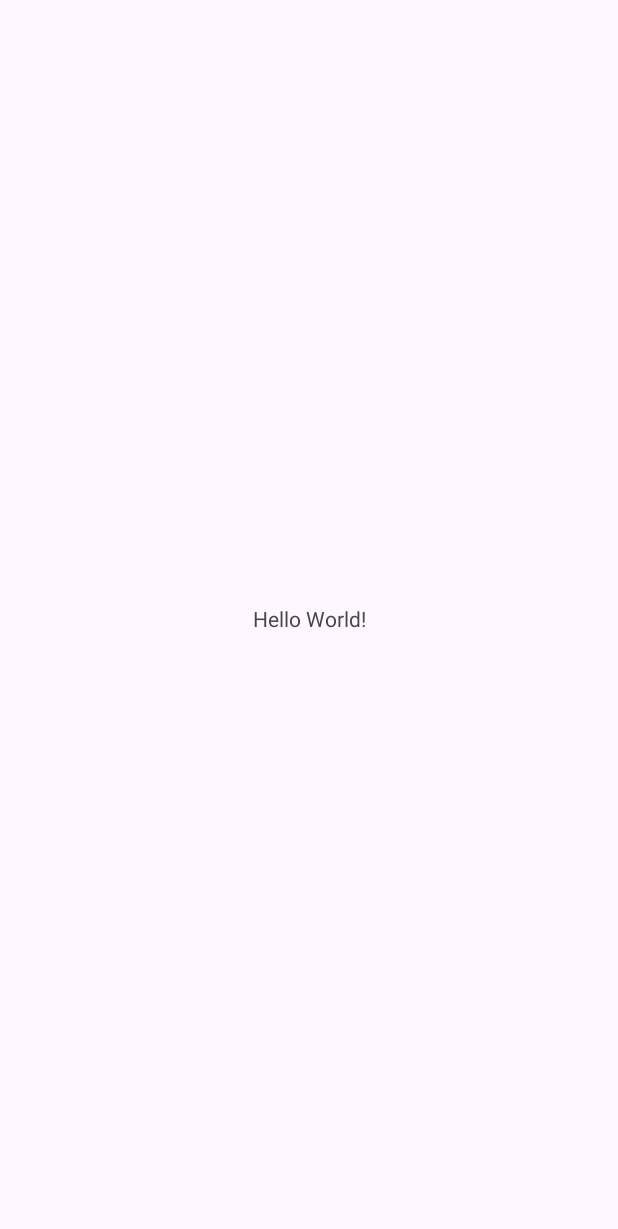
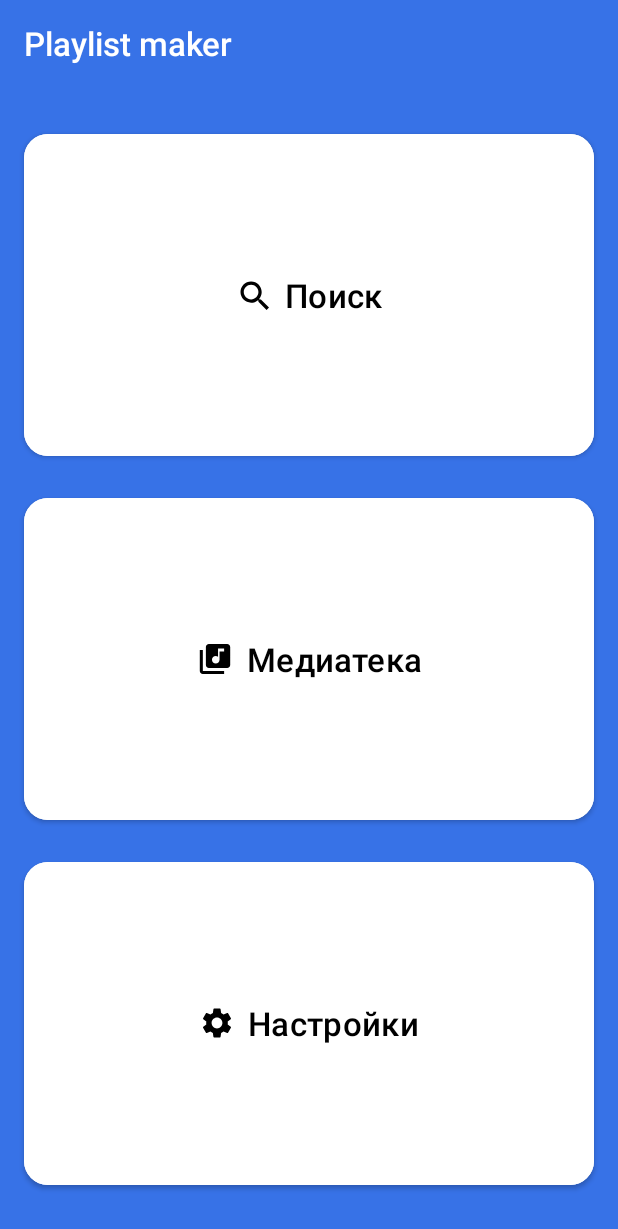
Before and after one commit to smirnovadev/PlaylistMaker, an Android app: the screen it shows after launch (MainActivity), on a phone screen of 412 x 824 dp. Before the commit the part shown is almost empty. Shown: the top 1229 px of the screen. Run offline under Robolectric (Android 15) with nearby library versions, the phone set to English and light mode, and no system bars.

Commit message:
New screens created: 1. Main 2. Settings 3. Music 4. Search

```diff
--- a/app/src/main/java/com/example/playlistmaker/MainActivity.kt
+++ b/app/src/main/java/com/example/playlistmaker/MainActivity.kt
@@ -1,11 +1,32 @@
 package com.example.playlistmaker
 
+import android.content.Intent
+import android.os.Bundle
+import android.widget.Button
 import androidx.appcompat.app.AppCompatActivity
-import android.os.Bundle
 
 class MainActivity : AppCompatActivity() {
     override fun onCreate(savedInstanceState: Bundle?) {
         super.onCreate(savedInstanceState)
         setContentView(R.layout.activity_main)
+        val imageSearch = findViewById<Button>(R.id.search)
+        imageSearch.setOnClickListener{
+            val searchIntent = Intent(this, SearchActivity::class.java)
+            startActivity(searchIntent)
+        }
+
+        val imageMusic = findViewById<Button>(R.id.music)
+        imageMusic.setOnClickListener{
+            val musicIntent = Intent(this, MusicActivity::class.java)
+            startActivity(musicIntent)
+        }
+
+        val imageSetting = findViewById<Button>(R.id.setting)
+        imageSetting.setOnClickListener{
+            val searchIntent = Intent(this, SettingsActivity::class.java)
+            startActivity(searchIntent)
+        }
+
+
     }
 }
--- /dev/null
+++ b/app/src/main/res/drawable/ic_music_vector.xml
@@ -0,0 +1,9 @@
+<vector xmlns:android="http://schemas.android.com/apk/res/android"
+    android:width="25dp"
+    android:height="24dp"
+    android:viewportWidth="25"
+    android:viewportHeight="24">
+  <path
+      android:pathData="M20.5,2H8.5C7.4,2 6.5,2.9 6.5,4V16C6.5,17.1 7.4,18 8.5,18H20.5C21.6,18 22.5,17.1 22.5,16V4C22.5,2.9 21.6,2 20.5,2ZM18.5,7H15.5V12.5C15.5,13.88 14.38,15 13,15C11.62,15 10.5,13.88 10.5,12.5C10.5,11.12 11.62,10 13,10C13.57,10 14.08,10.19 14.5,10.51V5H18.5V7ZM4.5,6H2.5V20C2.5,21.1 3.4,22 4.5,22H18.5V20H4.5V6Z"
+      android:fillColor="#1A1B22"/>
+</vector>
--- /dev/null
+++ b/app/src/main/res/drawable/ic_search_vector.xml
@@ -0,0 +1,9 @@
+<vector xmlns:android="http://schemas.android.com/apk/res/android"
+    android:width="24dp"
+    android:height="24dp"
+    android:viewportWidth="24"
+    android:viewportHeight="24">
+  <path
+      android:pathData="M16.579,14.95H15.721L15.417,14.656C16.481,13.418 17.122,11.81 17.122,10.061C17.122,6.161 13.961,3 10.061,3C6.161,3 3,6.161 3,10.061C3,13.961 6.161,17.122 10.061,17.122C11.81,17.122 13.418,16.481 14.656,15.417L14.95,15.721V16.579L20.381,22L22,20.381L16.579,14.95ZM10.061,14.95C7.356,14.95 5.173,12.766 5.173,10.061C5.173,7.356 7.356,5.173 10.061,5.173C12.766,5.173 14.95,7.356 14.95,10.061C14.95,12.766 12.766,14.95 10.061,14.95Z"
+      android:fillColor="#1A1B22"/>
+</vector>
--- /dev/null
+++ b/app/src/main/res/drawable/ic_settings_vector.xml
@@ -0,0 +1,11 @@
+<vector xmlns:android="http://schemas.android.com/apk/res/android"
+    xmlns:tools="http://schemas.android.com/tools"
+    android:width="24dp"
+    android:height="24dp"
+    android:viewportWidth="24"
+    android:viewportHeight="24">
+  <path
+      android:pathData="M19.14,12.94C19.18,12.64 19.2,12.33 19.2,12C19.2,11.68 19.18,11.36 19.13,11.06L21.16,9.48C21.34,9.34 21.39,9.07 21.28,8.87L19.36,5.55C19.24,5.33 18.99,5.26 18.77,5.33L16.38,6.29C15.88,5.91 15.35,5.59 14.76,5.35L14.4,2.81C14.36,2.57 14.16,2.4 13.92,2.4H10.08C9.84,2.4 9.65,2.57 9.61,2.81L9.25,5.35C8.66,5.59 8.12,5.92 7.63,6.29L5.24,5.33C5.02,5.25 4.77,5.33 4.65,5.55L2.74,8.87C2.62,9.08 2.66,9.34 2.86,9.48L4.89,11.06C4.84,11.36 4.8,11.69 4.8,12C4.8,12.31 4.82,12.64 4.87,12.94L2.84,14.52C2.66,14.66 2.61,14.93 2.72,15.13L4.64,18.45C4.76,18.67 5.01,18.74 5.23,18.67L7.62,17.71C8.12,18.09 8.65,18.41 9.24,18.65L9.6,21.19C9.65,21.43 9.84,21.6 10.08,21.6H13.92C14.16,21.6 14.36,21.43 14.39,21.19L14.75,18.65C15.34,18.41 15.88,18.09 16.37,17.71L18.76,18.67C18.98,18.75 19.23,18.67 19.35,18.45L21.27,15.13C21.39,14.91 21.34,14.66 21.15,14.52L19.14,12.94ZM12,15.6C10.02,15.6 8.4,13.98 8.4,12C8.4,10.02 10.02,8.4 12,8.4C13.98,8.4 15.6,10.02 15.6,12C15.6,13.98 13.98,15.6 12,15.6Z"
+      android:fillColor="#1A1B22"
+      tools:ignore="VectorPath" />
+</vector>
--- a/app/src/main/res/layout/activity_main.xml
+++ b/app/src/main/res/layout/activity_main.xml
@@ -1,18 +1,87 @@
 <?xml version="1.0" encoding="utf-8"?>
-<androidx.constraintlayout.widget.ConstraintLayout xmlns:android="http://schemas.android.com/apk/res/android"
+<LinearLayout xmlns:android="http://schemas.android.com/apk/res/android"
     xmlns:app="http://schemas.android.com/apk/res-auto"
-    xmlns:tools="http://schemas.android.com/tools"
     android:layout_width="match_parent"
     android:layout_height="match_parent"
-    tools:context=".MainActivity">
+    android:background="@color/sky_blue"
+    android:orientation="vertical">
 
     <TextView
         android:layout_width="wrap_content"
         android:layout_height="wrap_content"
-        android:text="Hello World!"
-        app:layout_constraintBottom_toBottomOf="parent"
-        app:layout_constraintEnd_toEndOf="parent"
-        app:layout_constraintStart_toStartOf="parent"
-        app:layout_constraintTop_toTopOf="parent" />
+        android:layout_margin="4dp"
+        android:fontFamily="sans-serif-medium"
+        android:lineHeight="26sp"
+        android:paddingStart="12dp"
+        android:paddingTop="10dp"
+        android:paddingEnd="62dp"
+        android:paddingBottom="12dp"
+        android:text="@string/playlist_maker"
+        android:textColor="@color/white"
+        android:textSize="@dimen/text_size_22sp" />
 
-</androidx.constraintlayout.widget.ConstraintLayout>
+    <Button
+        android:id="@+id/search"
+        android:layout_width="match_parent"
+        android:layout_height="0dp"
+        android:layout_marginStart="16dp"
+        android:layout_marginTop="24dp"
+        android:layout_marginEnd="16dp"
+        android:layout_marginBottom="16dp"
+        android:layout_weight="1"
+        android:backgroundTint="@color/white"
+        android:fontFamily="sans-serif-medium"
+        android:letterSpacing="0.01"
+        android:text="@string/Search"
+        android:textAllCaps="false"
+        android:textColor="@color/black"
+        android:textSize="@dimen/text_size_22sp"
+        app:cornerRadius="16dp"
+        app:icon="@drawable/ic_search_vector"
+        app:iconGravity="textStart"
+        app:iconPadding="8dp"
+        app:iconTint="@color/black" />
+
+    <Button
+        android:id="@+id/music"
+        android:layout_width="match_parent"
+        android:layout_height="0dp"
+        android:layout_marginStart="16dp"
+        android:layout_marginEnd="16dp"
+        android:layout_marginBottom="16dp"
+        android:layout_weight="1"
+        android:backgroundTint="@color/white"
+        android:fontFamily="sans-serif-medium"
+        android:letterSpacing="0.01"
+        android:text="@string/Media_library"
+        android:textAllCaps="false"
+        android:textColor="@color/black"
+        android:textSize="@dimen/text_size_22sp"
+        app:cornerRadius="16dp"
+        app:icon="@drawable/ic_music_vector"
+        app:iconGravity="textStart"
+        app:iconPadding="8dp"
+        app:iconTint="@color/black" />
+
+    <Button
+        android:id="@+id/setting"
+        android:layout_width="match_parent"
+        android:layout_height="0dp"
+        android:layout_marginStart="16dp"
+        android:layout_marginEnd="16dp"
+        android:layout_marginBottom="28dp"
+        android:layout_weight="1"
+        android:backgroundTint="@color/white"
+        android:fontFamily="sans-serif-medium"
+        android:letterSpacing="0.01"
+        android:text="@string/Setting"
+        android:textAllCaps="false"
+        android:textColor="@color/black"
+        android:textSize="@dimen/text_size_22sp"
+        app:cornerRadius="16dp"
+        app:icon="@drawable/ic_settings_vector"
+        app:iconGravity="textStart"
+        app:iconPadding="8dp"
+        app:iconTint="@color/black" />
+
+</LinearLayout>
--- a/app/src/main/res/values/colors.xml
+++ b/app/src/main/res/values/colors.xml
@@ -2,4 +2,5 @@
 <resources>
     <color name="black">#FF000000</color>
     <color name="white">#FFFFFFFF</color>
+    <color name="sky_blue">#3772E7</color>
 </resources>
--- /dev/null
+++ b/app/src/main/res/values/size.xml
@@ -0,0 +1,6 @@
+<?xml version="1.0" encoding="utf-8"?>
+
+<resources>
+    <dimen name="text_size_16sp">16sp</dimen>
+    <dimen name="text_size_22sp">22sp</dimen>
+</resources>
--- a/app/src/main/res/values/strings.xml
+++ b/app/src/main/res/values/strings.xml
@@ -1,3 +1,15 @@
 <resources>
     <string name="app_name">PlaylistMaker</string>
+    <string name="playlist_maker">Playlist maker</string>
+    <string name="Search">Поиск</string>
+    <string name="Media_library">Медиатека</string>
+    <string name="Setting">Настройки</string>
+    <string name="dark_theme">Темная тема</string>
+    <string name="Share_app">Поделиться приложением</string>
+    <string name="Write_to_support">Написать в поддержку</string>
+    <string name="Terms_of_use">Пользовательское соглашение</string>
+    <string name="back_button_content_desc">back button</string>
+    <string name="share_button_content_desc">share button</string>
+    <string name="contact_support_content_desc">contact support</string>
+    <string name="license_agreement_content_desc">license agreement</string>
 </resources>
```
Also changed, not shown: app/src/main/AndroidManifest.xml (+10 -1 lines), app/src/main/java/com/example/playlistmaker/MusicActivity.kt (added, +11 -0 lines), app/src/main/java/com/example/playlistmaker/SearchActivity.kt (added, +11 -0 lines), app/src/main/java/com/example/playlistmaker/SettingsActivity.kt (added, +17 -0 lines), app/src/main/res/drawable/ic_back.xml (added, +13 -0 lines), app/src/main/res/drawable/ic_next.xml (added, +9 -0 lines), app/src/main/res/drawable/ic_share.xml (added, +9 -0 lines), app/src/main/res/drawable/ic_support.xml (added, +18 -0 lines), app/src/main/res/layout/activity_music.xml (added, +8 -0 lines), app/src/main/res/layout/activity_search.xml (added, +8 -0 lines), app/src/main/res/layout/activity_settings.xml (added, +155 -0 lines).
